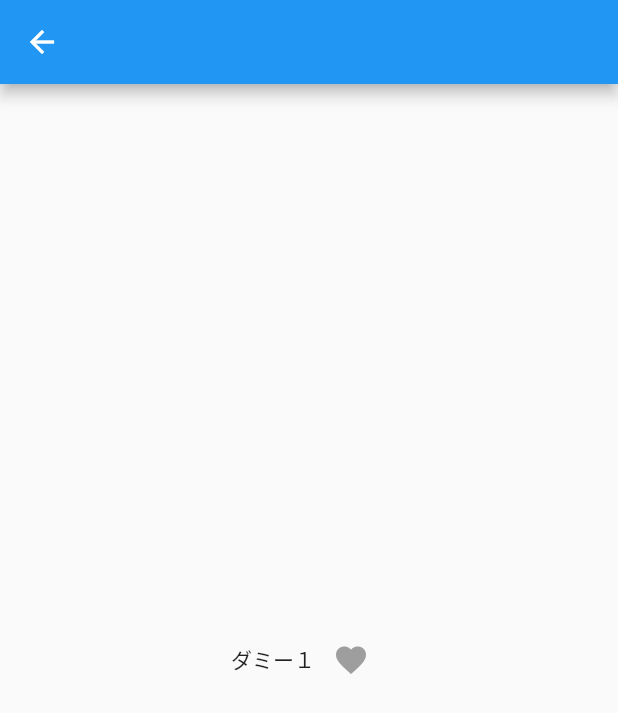
After one commit to nasubibocchi/favo_statenotifier_freezed, a Flutter app: the screen it shows after launch, after a tap on "ダミー１", on a phone screen of 412 x 824 dp. The commit adds this screen. Shown: the top 713 px of the screen. Run offline on Flutter 3.47's test engine with Material 2 defaults, Android fonts, the phone set to English and light mode, and no system bars; our stand-ins replace flutter_hooks, freezed_annotation, hooks_riverpod.

Commit message:
add detail page

```diff
--- /dev/null
+++ b/lib/pages/detail_page.dart
@@ -0,0 +1,43 @@
+import 'package:flutter/material.dart';
+import 'package:flutter/src/widgets/framework.dart';
+import 'package:hooks_riverpod/hooks_riverpod.dart';
+
+import 'favo_provider.dart';
+
+class DetailPage extends HookConsumerWidget {
+  DetailPage({required this.title, required this.index});
+
+  String title;
+  int index;
+
+  @override
+  Widget build(BuildContext context, WidgetRef ref) {
+    final _isFavoList = ref.watch(favoProvider).data;
+
+    return Scaffold(
+      appBar: AppBar(),
+      body: Column(
+        mainAxisAlignment: MainAxisAlignment.center,
+        children: [
+          Row(
+            mainAxisAlignment: MainAxisAlignment.center,
+            children: [
+              Text(title),
+              IconButton(
+                onPressed: () {
+                  ref
+                      .read(favoProvider.notifier)
+                      .favoriteChange(data: _isFavoList, index: index);
+                },
+                icon: Icon(Icons.favorite,
+                    color: _isFavoList[index].isFavo == true
+                        ? Colors.red
+                        : Colors.grey),
+              ),
+            ],
+          ),
+        ],
+      ),
+    );
+  }
+}
--- a/lib/pages/favo_widget.dart
+++ b/lib/pages/favo_widget.dart
@@ -1,5 +1,6 @@
 import 'package:favo_statenotifier_freezed/dammy_data/list_data.dart';
 import 'package:favo_statenotifier_freezed/entities/contents.dart';
+import 'package:favo_statenotifier_freezed/pages/detail_page.dart';
 import 'package:favo_statenotifier_freezed/pages/favo_provider.dart';
 import 'package:flutter/cupertino.dart';
 import 'package:flutter/material.dart';
@@ -27,7 +28,17 @@ class FavoWidget extends HookConsumerWidget {
             shrinkWrap: true,
             itemCount: dammyList.length,
             itemBuilder: (BuildContext context, int index) {
-              return Card(
+              return InkWell(
+                onTap: () {
+                  Navigator.push(
+                      context,
+                      MaterialPageRoute(
+                          builder: (context) => DetailPage(
+                                title: _isFavoList[index].title,
+                                index: index,
+                              )));
+                },
+                child: Card(
                   child: SizedBox(
                     height: size.height * 0.1,
                     child: Row(children: [
@@ -51,6 +62,7 @@ class FavoWidget extends HookConsumerWidget {
                       ),
                     ]),
                   ),
+                ),
               );
             }),
       ),
```
Also changed, not shown: 1 other file. Lines whose indentation alone changed are shown as unchanged.
